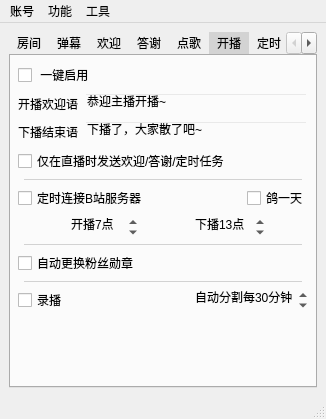
Old version of the form mainwindow.ui in the repository iwxyi/Bilibili-MagicalDanmaku.
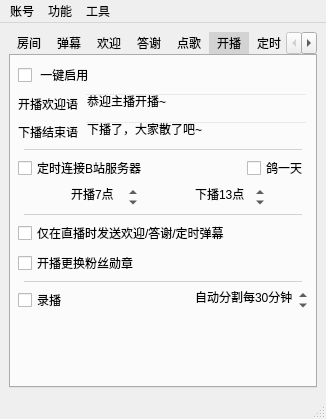
New version of the form. Icons and pictures are not drawn. Custom widgets are drawn as their Qt base class.

Commit message: 新增定时任务区分手动和自动；修复启动定时任务后卡死的问题

Patch:
```diff
--- a/mainwindow.ui
+++ b/mainwindow.ui
@@ -1052,20 +1052,6 @@
           </item>
          </layout>
         </item>
-        <item>
-         <layout class="QHBoxLayout" name="horizontalLayout_25">
-          <property name="topMargin">
-           <number>0</number>
-          </property>
-          <item>
-           <widget class="QCheckBox" name="sendAutoOnlyLiveCheck">
-            <property name="text">
-             <string>仅在直播时发送欢迎/答谢/定时任务</string>
-            </property>
-           </widget>
-          </item>
-         </layout>
-        </item>
         <item>
          <widget class="QWidget" name="widget_2" native="true">
           <property name="minimumSize">
@@ -1260,6 +1246,25 @@
           </property>
          </widget>
         </item>
+        <item>
+         <layout class="QHBoxLayout" name="horizontalLayout_25">
+          <property name="topMargin">
+           <number>0</number>
+          </property>
+          <item>
+           <widget class="QCheckBox" name="sendAutoOnlyLiveCheck">
+            <property name="styleSheet">
+             <string notr="true">开启后，主播未在直播时，将不发送任何自动弹幕
+包括：自动欢迎、答谢送礼、答谢关注、定时任务、自动禁言的通知
+手动发送弹幕将不受影响</string>
+            </property>
+            <property name="text">
+             <string>仅在直播时发送欢迎/答谢/定时弹幕</string>
+            </property>
+           </widget>
+          </item>
+         </layout>
+        </item>
         <item>
          <layout class="QHBoxLayout" name="horizontalLayout_4">
           <property name="topMargin">
@@ -1271,7 +1276,7 @@
              <string>&lt;html&gt;&lt;head/&gt;&lt;body&gt;&lt;p&gt;连接并开播后，自动切换粉丝勋章为当前主播的&lt;/p&gt;&lt;p&gt;勋章已变灰时不切换&lt;/p&gt;&lt;/body&gt;&lt;/html&gt;</string>
             </property>
             <property name="text">
-             <string>自动更换粉丝勋章</string>
+             <string>开播更换粉丝勋章</string>
             </property>
            </widget>
           </item>
```
The commit also changes 3 other files.
